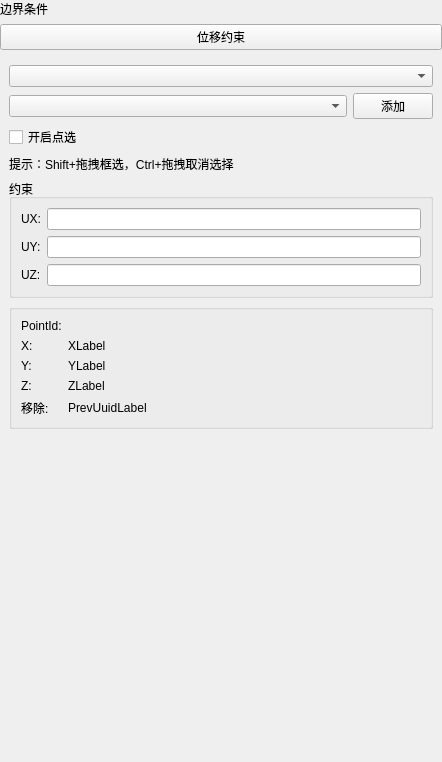
Before: the Qt Designer form plugins/Base_PhysicalField/DisplacementConstraintWidget.ui in asd977/base_cae, drawn with Qt 5.
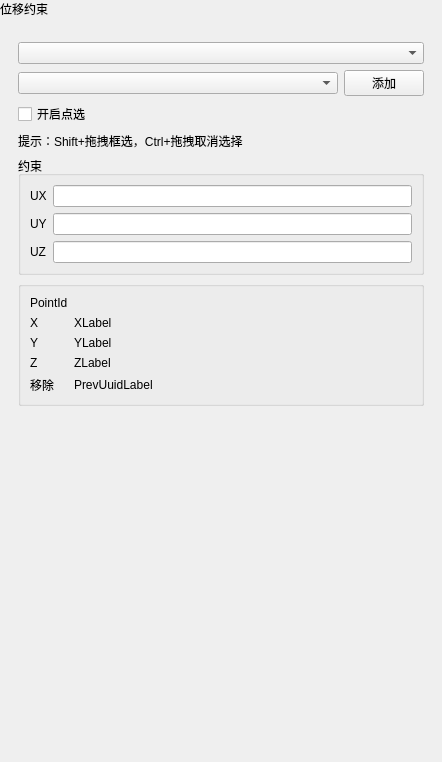
After: the same form once the commit is applied. Custom widgets are drawn as their Qt base class.

Diff of the .ui file:
```diff
--- a/plugins/Base_PhysicalField/DisplacementConstraintWidget.ui
+++ b/plugins/Base_PhysicalField/DisplacementConstraintWidget.ui
@@ -29,6 +29,9 @@
    <property name="rightMargin">
     <number>0</number>
    </property>
+   <property name="bottomMargin">
+    <number>0</number>
+   </property>
    <item>
     <widget class="QLabel" name="pageNameLabel">
      <property name="sizePolicy">
@@ -38,24 +41,28 @@
       </sizepolicy>
      </property>
      <property name="text">
-      <string>边界条件</string>
-     </property>
-    </widget>
-   </item>
-   <item>
-    <widget class="QPushButton" name="sectionTitleButton">
-     <property name="sizePolicy">
-      <sizepolicy hsizetype="Ignored" vsizetype="Fixed">
-       <horstretch>0</horstretch>
-       <verstretch>0</verstretch>
-      </sizepolicy>
-     </property>
-     <property name="text">
       <string>位移约束</string>
      </property>
     </widget>
    </item>
    <item>
+    <layout class="QVBoxLayout" name="contentLayout">
+     <property name="leftMargin">
+      <number>9</number>
+     </property>
+     <property name="topMargin">
+      <number>9</number>
+     </property>
+     <property name="rightMargin">
+      <number>9</number>
+     </property>
+     <property name="bottomMargin">
+      <number>9</number>
+     </property>
+     <property name="spacing">
+      <number>6</number>
+     </property>
+     <item>
     <widget class="QWidget" name="widget_2" native="true">
      <property name="sizePolicy">
       <sizepolicy hsizetype="Preferred" vsizetype="Preferred">
@@ -71,12 +78,26 @@
      </property>
      <layout class="QVBoxLayout" name="verticalLayout_3">
       <item>
-       <widget class="CustomComboBox" name="comboBoxDim"/>
+         <widget class="CustomComboBox" name="comboBoxDim">
+          <property name="minimumSize">
+           <size>
+            <width>10</width>
+            <height>0</height>
+           </size>
+          </property>
+         </widget>
       </item>
       <item>
        <layout class="QHBoxLayout" name="horizontalLayoutGroupSelect">
         <item>
-         <widget class="CustomComboBox" name="comboBoxGroup"/>
+           <widget class="CustomComboBox" name="comboBoxGroup">
+            <property name="minimumSize">
+             <size>
+              <width>10</width>
+              <height>0</height>
+             </size>
+            </property>
+           </widget>
         </item>
         <item>
          <widget class="QPushButton" name="btnBatchAdd">
@@ -106,7 +127,7 @@
          <string>提示：Shift+拖拽框选，Ctrl+拖拽取消选择</string>
         </property>
         <property name="wordWrap">
-         <bool>true</bool>
+           <bool>false</bool>
         </property>
        </widget>
       </item>
@@ -119,32 +140,53 @@
          <item row="0" column="0">
           <widget class="QLabel" name="label_3">
            <property name="text">
-            <string>UX:</string>
+              <string>UX</string>
            </property>
           </widget>
          </item>
          <item row="0" column="1">
-          <widget class="QLineEdit" name="UXLineEdit"/>
+            <widget class="QLineEdit" name="UXLineEdit">
+             <property name="minimumSize">
+              <size>
+               <width>10</width>
+               <height>0</height>
+              </size>
+             </property>
+            </widget>
          </item>
          <item row="1" column="0">
           <widget class="QLabel" name="label_4">
            <property name="text">
-            <string>UY:</string>
+              <string>UY</string>
            </property>
           </widget>
          </item>
          <item row="1" column="1">
-          <widget class="QLineEdit" name="UYLineEdit"/>
+            <widget class="QLineEdit" name="UYLineEdit">
+             <property name="minimumSize">
+              <size>
+               <width>10</width>
+               <height>0</height>
+              </size>
+             </property>
+            </widget>
          </item>
          <item row="2" column="0">
           <widget class="QLabel" name="label_5">
            <property name="text">
-            <string>UZ:</string>
+              <string>UZ</string>
            </property>
           </widget>
          </item>
          <item row="2" column="1">
-          <widget class="QLineEdit" name="UZLineEdit"/>
+            <widget class="QLineEdit" name="UZLineEdit">
+             <property name="minimumSize">
+              <size>
+               <width>10</width>
+               <height>0</height>
+              </size>
+             </property>
+            </widget>
          </item>
         </layout>
        </widget>
@@ -173,7 +215,7 @@
             </sizepolicy>
            </property>
            <property name="text">
-            <string>X:</string>
+              <string>X</string>
            </property>
           </widget>
          </item>
@@ -186,7 +228,7 @@
             </sizepolicy>
            </property>
            <property name="text">
-            <string>Z:</string>
+              <string>Z</string>
            </property>
           </widget>
          </item>
@@ -206,7 +248,7 @@
             </sizepolicy>
            </property>
            <property name="text">
-            <string>移除:</string>
+              <string>移除</string>
            </property>
           </widget>
          </item>
@@ -233,7 +275,7 @@
             </sizepolicy>
            </property>
            <property name="text">
-            <string>Y:</string>
+              <string>Y</string>
            </property>
           </widget>
          </item>
@@ -259,7 +301,7 @@
             </size>
            </property>
            <property name="text">
-            <string>PointId:</string>
+              <string>PointId</string>
            </property>
           </widget>
          </item>
@@ -290,6 +332,8 @@
     </spacer>
    </item>
   </layout>
+   </item>
+  </layout>
  </widget>
  <customwidgets>
   <customwidget>
```
Left out of the diff: 10 changed lines with no effect on the pictures. Lines whose indentation alone changed are shown as unchanged.
